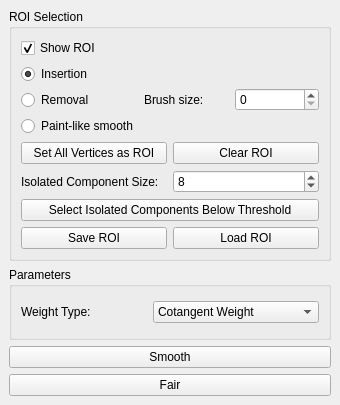
CGAL/cgal, file Polyhedron/demo/Polyhedron/Smoothing_fairing_widget.ui: the form before one commit.
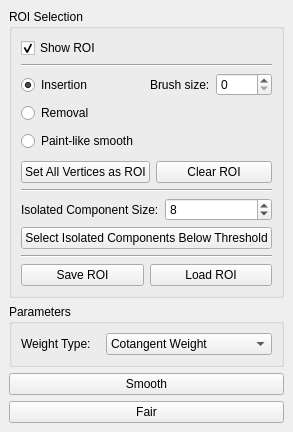
The form after the commit.

```diff
--- a/Polyhedron/demo/Polyhedron/Smoothing_fairing_widget.ui
+++ b/Polyhedron/demo/Polyhedron/Smoothing_fairing_widget.ui
@@ -6,8 +6,8 @@
    <rect>
     <x>0</x>
     <y>0</y>
-    <width>340</width>
-    <height>405</height>
+    <width>263</width>
+    <height>432</height>
    </rect>
   </property>
   <property name="toolTip">
@@ -37,6 +37,13 @@
          </property>
         </widget>
        </item>
+       <item>
+        <widget class="Line" name="line_3">
+         <property name="orientation">
+          <enum>Qt::Horizontal</enum>
+         </property>
+        </widget>
+       </item>
        <item>
         <layout class="QVBoxLayout" name="verticalLayout_2">
          <item>
@@ -70,6 +77,10 @@
             </layout>
            </item>
            <item>
+            <layout class="QVBoxLayout" name="verticalLayout_7">
+             <item>
+              <layout class="QHBoxLayout" name="horizontalLayout_6">
+               <item>
             <widget class="QLabel" name="label">
              <property name="text">
               <string>Brush size:</string>
@@ -82,6 +93,23 @@
           </layout>
          </item>
          <item>
+              <spacer name="verticalSpacer">
+               <property name="orientation">
+                <enum>Qt::Vertical</enum>
+               </property>
+               <property name="sizeHint" stdset="0">
+                <size>
+                 <width>20</width>
+                 <height>40</height>
+                </size>
+               </property>
+              </spacer>
+             </item>
+            </layout>
+           </item>
+          </layout>
+         </item>
+         <item>
           <layout class="QHBoxLayout" name="horizontalLayout_3">
            <item>
             <widget class="QPushButton" name="Set_all_vertices_button">
@@ -101,6 +129,13 @@
          </item>
         </layout>
        </item>
+       <item>
+        <widget class="Line" name="line_2">
+         <property name="orientation">
+          <enum>Qt::Horizontal</enum>
+         </property>
+        </widget>
+       </item>
        <item>
         <layout class="QVBoxLayout" name="verticalLayout_4">
          <item>
@@ -133,6 +168,13 @@
          </item>
         </layout>
        </item>
+       <item>
+        <widget class="Line" name="line">
+         <property name="orientation">
+          <enum>Qt::Horizontal</enum>
+         </property>
+        </widget>
+       </item>
        <item>
         <layout class="QHBoxLayout" name="horizontalLayout">
          <item>
```
Lines whose indentation alone changed are shown as unchanged.
